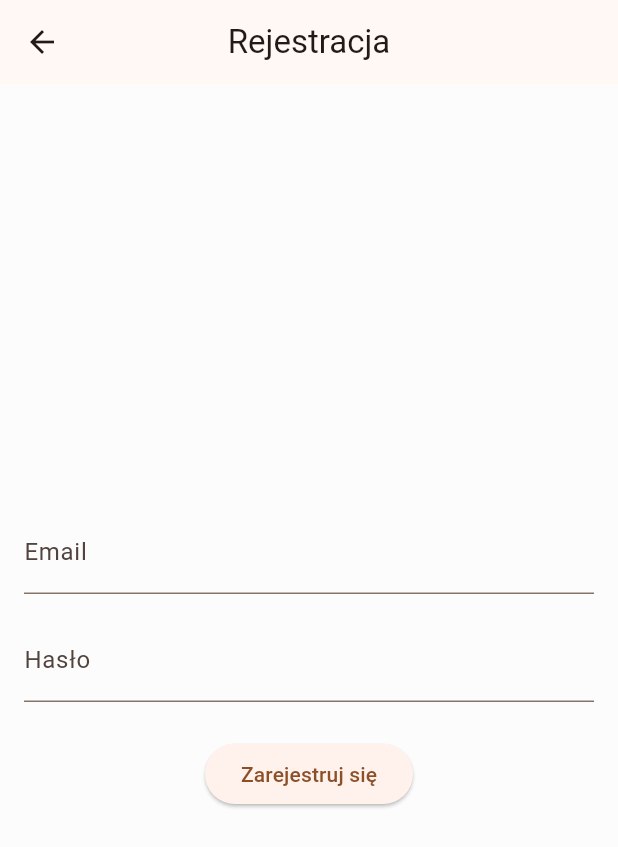
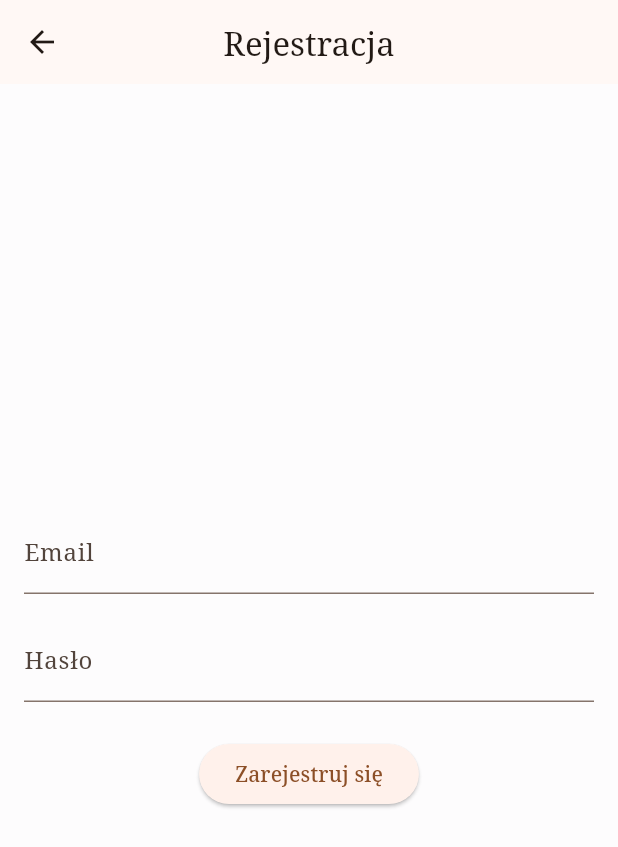
Before and after one commit to NikodemGrzela/RPGMaster, a Flutter app: the screen it shows after launch, after a tap on "Nie masz konta? Zarejestruj się", on a phone screen of 412 x 824 dp. Shown: the top 847 px of the screen. Run offline on Flutter 3.47's test engine with Material 3 defaults, Android fonts, the phone set to English and light mode, and no system bars; our stand-ins replace firebase_auth, firebase_core, flutter_riverpod, google_sign_in; accounts and stored records are empty; generated files the repository leaves out were written again.

Commit message:
Changed font

```diff
--- a/rpgmaster/lib/ui/theme/app_theme.dart
+++ b/rpgmaster/lib/ui/theme/app_theme.dart
@@ -12,6 +12,7 @@ class AppTheme {
     ),
     appBarTheme: const AppBarTheme(centerTitle: true),
     scaffoldBackgroundColor: AppColors.backgroundLight,
+    fontFamily: 'NotoSerif',
   );
 
   static ThemeData darkTheme = ThemeData(
@@ -22,5 +23,6 @@ class AppTheme {
     ),
     appBarTheme: const AppBarTheme(centerTitle: true),
     scaffoldBackgroundColor: AppColors.backgroundDark,
+    fontFamily: 'NotoSerif',
   );
 }
```
Also changed, not shown: rpgmaster/pubspec.yaml (+40 -0 lines), rpgmaster/assets/fonts/noto_serif/NotoSerif-Bold.ttf (added), rpgmaster/assets/fonts/noto_serif/NotoSerif-BoldItalic.ttf (added), rpgmaster/assets/fonts/noto_serif/NotoSerif-ExtraBold.ttf (added), rpgmaster/assets/fonts/noto_serif/NotoSerif-ExtraBoldItalic.ttf (added), rpgmaster/assets/fonts/noto_serif/NotoSerif-Italic.ttf (added), rpgmaster/assets/fonts/noto_serif/NotoSerif-Light.ttf (added), rpgmaster/assets/fonts/noto_serif/NotoSerif-LightItalic.ttf (added), rpgmaster/assets/fonts/noto_serif/NotoSerif-Medium.ttf (added), rpgmaster/assets/fonts/noto_serif/NotoSerif-MediumItalic.ttf (added), rpgmaster/assets/fonts/noto_serif/NotoSerif-Regular.ttf (added), rpgmaster/assets/fonts/noto_serif/NotoSerif-SemiBold.ttf (added), rpgmaster/assets/fonts/noto_serif/NotoSerif-SemiBoldItalic.ttf (added), rpgmaster/assets/fonts/unical_antiqua/UncialAntiqua-Regular.ttf (added), 2 other files.
